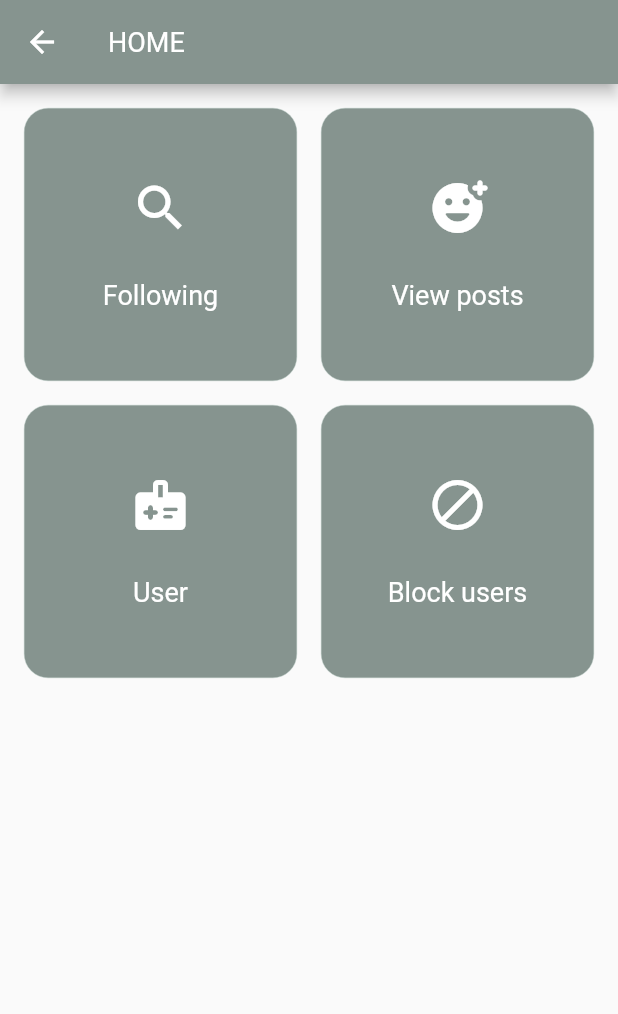
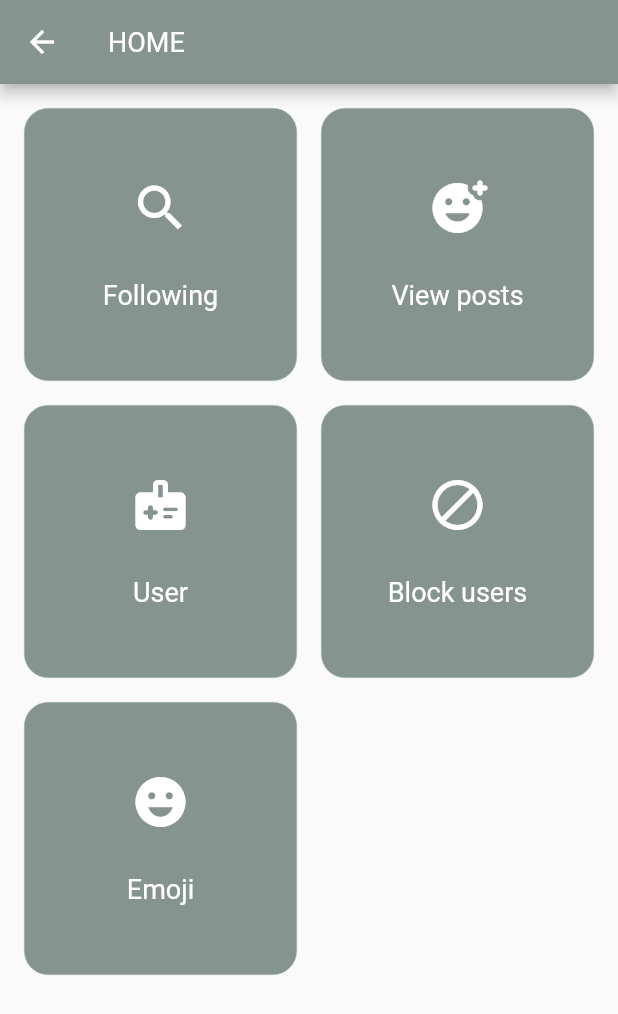
Before and after one commit to khoale-lifetechvn/intern-training-042023, a Flutter app: the HomeView screen opened by its route, on a phone screen of 412 x 824 dp. Shown: the top 1014 px of the screen. Run offline on Flutter 3.47's test engine with Material 2 defaults, Android fonts, the phone set to English and light mode, and no system bars; our stand-ins replace cloud_firestore, firebase_auth, firebase_core, firebase_storage, flutter_dotenv, get_it and 2 more; missing offline and left inert: flutter_facebook_auth, github_sign_in; accounts and stored records are empty; network calls fail.

Commit message:
Add new singleton emoji and user, building manager emoji

```diff
--- a/loi.nguyen/task_firebase/lib/core/model/base_table.dart
+++ b/loi.nguyen/task_firebase/lib/core/model/base_table.dart
@@ -10,6 +10,7 @@ class BaseTable {
   static const String blocking = 'blocking';
   static const String userBlocking = 'userBlocking';
   static const String reaction = 'reaction';
+  static const String emoji = 'emoji';
   static const String emojiPost = 'emojiPost';
   static const String emojiComment = 'emojiComment';
 }
--- /dev/null
+++ b/loi.nguyen/task_firebase/lib/core/model/emoji_model.dart
@@ -0,0 +1,9 @@
+import 'package:task_firebase/core/extension/methods.dart';
+import 'package:task_firebase/core/model/base_model.dart';
+import 'package:task_firebase/core/model/field_name.dart';
+
+class EmojiModel extends BaseModel {
+  EmojiModel(super.data);
+  int get index => Methods.getInt(data, FieldName.index);
+  String get title => Methods.getString(data, FieldName.title);
+}
--- a/loi.nguyen/task_firebase/lib/core/model/field_name.dart
+++ b/loi.nguyen/task_firebase/lib/core/model/field_name.dart
@@ -11,6 +11,7 @@ class FieldName {
   static const String email = 'email';
   static const String userRef = 'userRef';
   static const String refID = 'refID';
+  static const String index = 'index';
 
 
 }
--- a/loi.nguyen/task_firebase/lib/ui/presentation/home_view/home_view.dart
+++ b/loi.nguyen/task_firebase/lib/ui/presentation/home_view/home_view.dart
@@ -1,6 +1,8 @@
 import 'package:flutter/material.dart';
 import 'package:task_firebase/core/service/get_navigation.dart';
+import 'package:task_firebase/core/service/singleton.dart';
 import 'package:task_firebase/locator.dart';
+import 'package:task_firebase/ui/base_widget/base_skeleton.dart';
 
 import 'package:task_firebase/ui/base_widget/lf_appbar.dart';
 import 'package:task_firebase/ui/resources/color_manager.dart';
@@ -46,6 +48,12 @@ class HomeView extends StatelessWidget {
             icon: Icons.block,
             onPressed: () {
               locator<GetNavigation>().to(RouterPath.blockUsers);
+            }),
+        _ItemCard(
+            title: 'Emoji',
+            icon: Icons.emoji_emotions,
+            onPressed: () {
+              locator<GetNavigation>().to(RouterPath.emoji);
             })
       ];
 
@@ -53,7 +61,8 @@ class HomeView extends StatelessWidget {
   Widget build(BuildContext context) {
     return Scaffold(
       appBar: LFAppBar(title: 'Home'),
-      body: GridView.builder(
+      body: afterBuilding(
+          child: GridView.builder(
         itemCount: _list.length,
         gridDelegate: const SliverGridDelegateWithFixedCrossAxisCount(
             crossAxisCount: 2,
@@ -64,7 +73,21 @@ class HomeView extends StatelessWidget {
         itemBuilder: (_, index) => _item(
           item: _list[index],
         ),
-      ),
+      )),
+    );
+  }
+
+  Widget afterBuilding({required Widget child}) {
+    return FutureBuilder(
+      future: locator<Singleton>().loadDefaultData(),
+      builder: (context, snapshot) {
+        if (snapshot.connectionState == ConnectionState.waiting) {
+          return const BaseSkeleton(content: 'Đang tải dữ liệu....');
+        } else if (snapshot.hasError) {
+          return const BaseSkeleton(content: 'Có lỗi xãy ra');
+        }
+        return child;
+      },
     );
   }
 
--- a/loi.nguyen/task_firebase/lib/ui/resources/routes_manager.dart
+++ b/loi.nguyen/task_firebase/lib/ui/resources/routes_manager.dart
@@ -1,8 +1,11 @@
 import 'package:flutter/material.dart';
+import 'package:task_firebase/core/model/emoji_model.dart';
 import 'package:task_firebase/core/model/post_model.dart';
 import 'package:task_firebase/core/model/user_model.dart';
 import 'package:task_firebase/ui/presentation/block_user_view/block_user_view.dart';
 import 'package:task_firebase/ui/presentation/detail_author_view/detail_author_view.dart';
+import 'package:task_firebase/ui/presentation/emoji_view/emoji_detail_view/emoji_detail_view.dart';
+import 'package:task_firebase/ui/presentation/emoji_view/emoji_view.dart';
 import 'package:task_firebase/ui/presentation/follow_users_view/follow_users_view.dart';
 import 'package:task_firebase/ui/presentation/home_view/home_view.dart';
 import 'package:task_firebase/ui/presentation/login_view/login_view.dart';
@@ -29,6 +32,9 @@ class RouterPath {
   static const String blockUsers = "/blockUsers";
 
   static const String home = "/home";
+
+  static const String emoji = "/emoji";
+  static const String detailEmoji = "/detailEmoji";
 }
 
 class RouteGenerator {
@@ -59,6 +65,13 @@ class RouteGenerator {
       case RouterPath.blockUsers:
         return MaterialPageRoute(builder: (_) => BlockUserView());
 
+      //Emoji
+      case RouterPath.emoji:
+        return MaterialPageRoute(builder: (_) => EmojiView());
+      case RouterPath.detailEmoji:
+        EmojiModel emoji = routeSettings.arguments as EmojiModel;
+        return MaterialPageRoute(builder: (_) => EmojiDetailView(model: emoji));
+
       //Posts
       case RouterPath.postAdd:
         return MaterialPageRoute(builder: (_) => PostAddView());
```
Also changed, not shown: loi.nguyen/task_firebase/lib/core/service/singleton.dart (+28 -0 lines), loi.nguyen/task_firebase/lib/ui/presentation/emoji_view/controller/emoji_cotroller.dart (added, +29 -0 lines), loi.nguyen/task_firebase/lib/ui/presentation/emoji_view/emoji_detail_view/controller/emojs_detail_controller.dart (added, +48 -0 lines), loi.nguyen/task_firebase/lib/ui/presentation/emoji_view/emoji_detail_view/emoji_detail_view.dart (added, +65 -0 lines), loi.nguyen/task_firebase/lib/ui/presentation/emoji_view/emoji_view.dart (added, +66 -0 lines), 4 other files.
